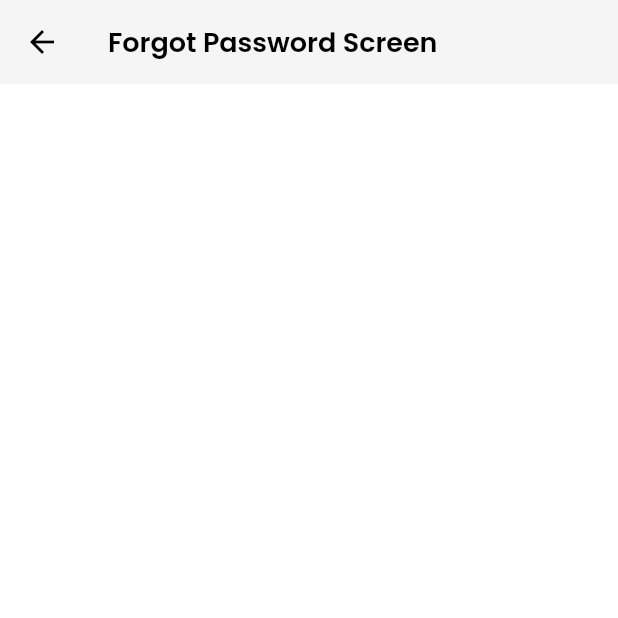
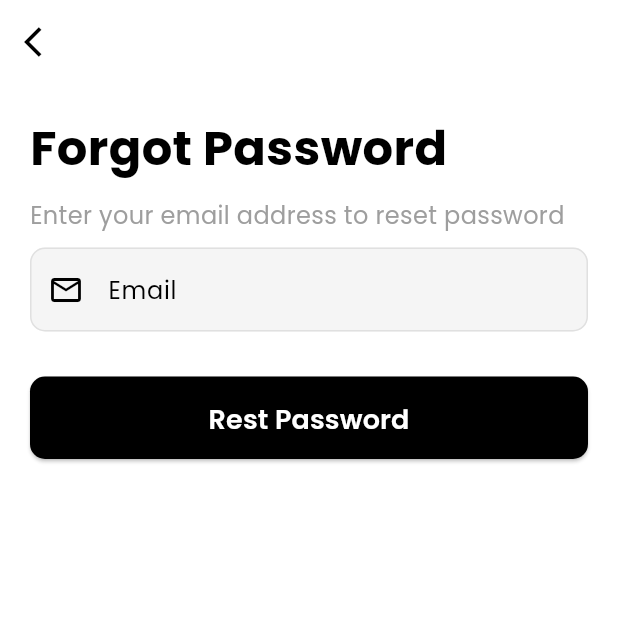
Before and after one commit to xuantruongit32/elearning_app, a Flutter app: the ForgotPasswordScreen screen opened by its route, on a phone screen of 412 x 824 dp, the top half of it. Run offline on Flutter 3.47's test engine with Material 3 defaults, Android fonts, the phone set to English and light mode, and no system bars; our stand-ins replace bloc, equatable, flutter_bloc, get, get_storage, google_fonts and 1 more; accounts and stored records are empty.

Commit message:
style: beautiful forgot password screen

```diff
--- a/lib/view/auth/forgot_password_screen.dart
+++ b/lib/view/auth/forgot_password_screen.dart
@@ -1,10 +1,110 @@
+import 'package:elearning_app/core/utils/validators.dart';
+import 'package:elearning_app/view/onboarding/widgets/common/custom_button.dart';
+import 'package:elearning_app/view/onboarding/widgets/common/custom_textfield.dart';
 import 'package:flutter/material.dart';
+import 'package:get/get.dart';
 
-class ForgotPasswordScreen extends StatelessWidget {
+class ForgotPasswordScreen extends StatefulWidget {
   const ForgotPasswordScreen({super.key});
 
   @override
+  State<ForgotPasswordScreen> createState() => _ForgotPasswordScreenState();
+}
+
+class _ForgotPasswordScreenState extends State<ForgotPasswordScreen> {
+  final _formKey = GlobalKey<FormState>();
+  final _emailController = TextEditingController();
+
+  @override
+  void dispose() {
+    _emailController.dispose();
+    super.dispose();
+  }
+
+  void _handleResetPassword() {
+    if (_formKey.currentState!.validate()) {
+      //show success dialog
+      Get.dialog(
+        AlertDialog(
+          shape: RoundedRectangleBorder(
+            borderRadius: BorderRadius.circular(20),
+          ),
+          content: Column(
+            mainAxisSize: MainAxisSize.min,
+            children: [
+              const Icon(
+                Icons.mark_email_read_outlined,
+                size: 60,
+                color: Colors.green,
+              ),
+              const SizedBox(height: 20),
+              Text(
+                'Check your email',
+                style: TextStyle(fontSize: 24, fontWeight: FontWeight.bold),
+              ),
+              const SizedBox(height: 10),
+              const Text(
+                'We have sent password recovery instructions to your email',
+                textAlign: TextAlign.center,
+                style: TextStyle(color: Colors.grey),
+              ),
+              const SizedBox(height: 20),
+              CustomButton(text: 'OK', onPressed: () => Get.back(), height: 55),
+            ],
+          ),
+        ),
+      );
+    }
+  }
+
+  @override
   Widget build(BuildContext context) {
-    return Scaffold(appBar: AppBar(title: Text('Forgot Password Screen')));
+    return Scaffold(
+      backgroundColor: Colors.white,
+      appBar: AppBar(
+        backgroundColor: Colors.transparent,
+        elevation: 0,
+        leading: IconButton(
+          onPressed: () => Get.back(),
+          icon: const Icon(Icons.arrow_back_ios, color: Colors.black),
+        ),
+      ),
+      body: Padding(
+        padding: EdgeInsets.all(20),
+        child: Column(
+          crossAxisAlignment: CrossAxisAlignment.start,
+          children: [
+            Text(
+              'Forgot Password',
+              style: TextStyle(fontSize: 32, fontWeight: FontWeight.bold),
+            ),
+            const SizedBox(height: 10),
+            Text(
+              'Enter your email address to reset password',
+              style: TextStyle(fontSize: 16, color: Colors.grey),
+            ),
+            const SizedBox(height: 10),
+            // email field
+            Form(
+              key: _formKey,
+              child: CustomTextField(
+                label: 'Email',
+                prefixIcon: Icons.email_outlined,
+                controller: _emailController,
+                keyboardType: TextInputType.emailAddress,
+                validator: FormValidator.validateEmail,
+              ),
+            ),
+            const SizedBox(height: 30),
+
+            //reset
+            CustomButton(
+              text: 'Rest Password',
+              onPressed: _handleResetPassword,
+            ),
+          ],
+        ),
+      ),
+    );
   }
 }
--- a/lib/view/auth/login_screen.dart
+++ b/lib/view/auth/login_screen.dart
@@ -85,6 +85,7 @@ class _LoginScreenState extends State<LoginScreen> {
                 children: [
                   const SizedBox(height: 20),
                   Form(
+                    key: _formKey,
                     child: Column(
                       children: [
                         CustomTextField(
--- a/lib/view/auth/register_screen.dart
+++ b/lib/view/auth/register_screen.dart
@@ -104,6 +104,7 @@ class _RegisterScreenState extends State<RegisterScreen> {
                         CustomTextField(
                           label: 'Email',
                           prefixIcon: Icons.email_outlined,
+                          keyboardType: TextInputType.emailAddress,
                           controller: _emailController,
                           validator: FormValidator.validateEmail,
                         ),
```
